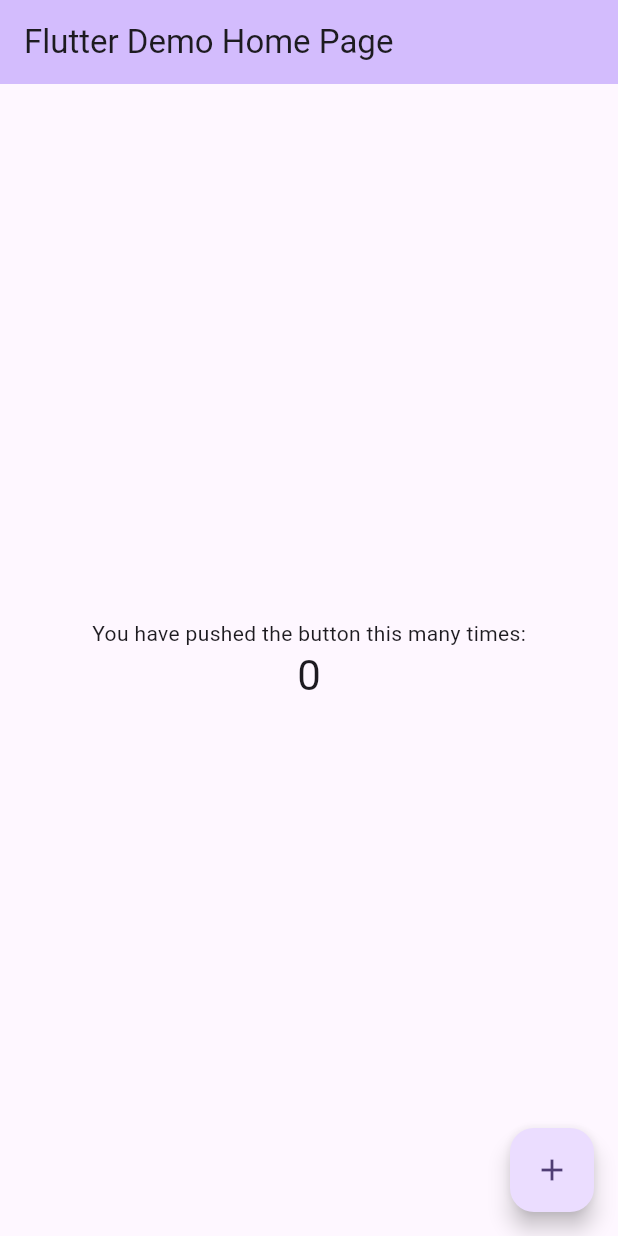
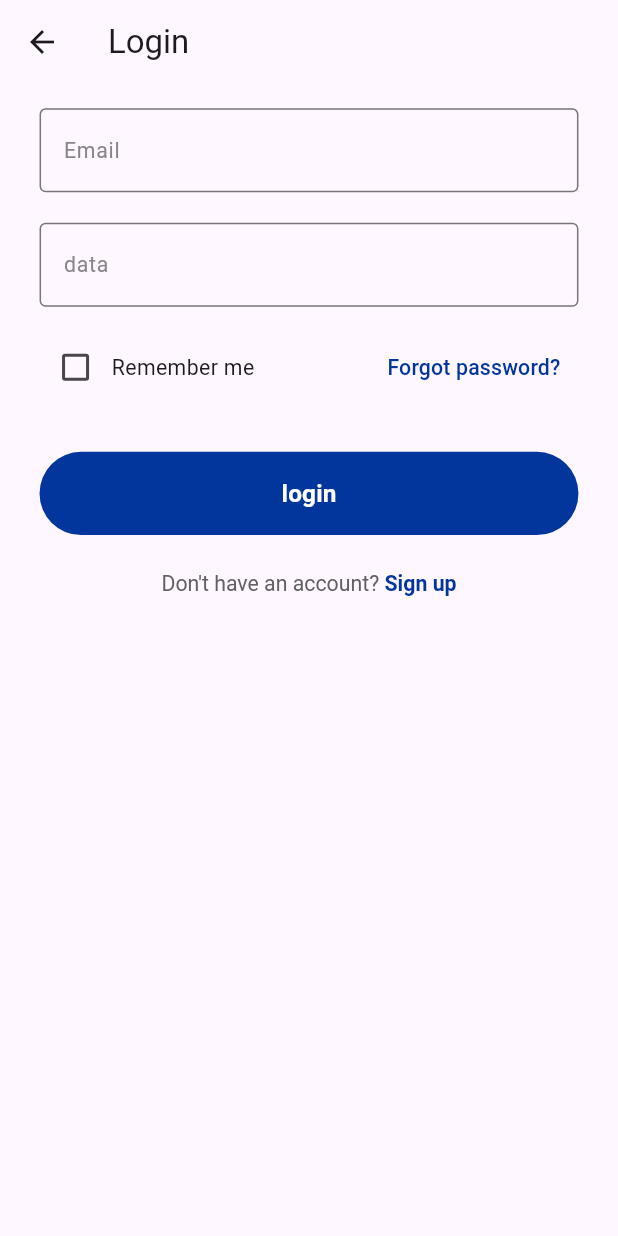
Before and after one commit to abanoub6/online-exam-app, a Flutter app: the screen it shows after launch, on a phone screen of 412 x 824 dp. Run offline on Flutter 3.47's test engine with Material 3 defaults, Android fonts, the phone set to English and light mode, and no system bars; our stand-ins replace bloc, dio, flutter_bloc, flutter_screenutil, flutter_secure_storage, get_it and 1 more.

Commit message:
add: dio interceptor , token services class , bloc observer , global widgets

```diff
--- a/lib/core/theme/app_theme.dart
+++ b/lib/core/theme/app_theme.dart
@@ -0,0 +1,15 @@
+import 'package:flutter/material.dart';
+import 'package:online_exam_app_v/core/theme/app_colors.dart';
+import 'package:online_exam_app_v/core/theme/app_text_styles.dart';
+
+class AppTheme {
+  static ThemeData lightTheme() => ThemeData(
+    inputDecorationTheme: InputDecorationTheme(
+      focusColor: AppColors.red,
+      hintStyle: AppTextStyles.s14w400(AppColors.gray),
+
+      border: OutlineInputBorder(borderSide: BorderSide(color: AppColors.gray)),
+      labelStyle: AppTextStyles.s14w400(AppColors.gray),
+    ),
+  );
+}
--- /dev/null
+++ b/lib/core/widgets/primary_button.dart
@@ -0,0 +1,41 @@
+import 'package:flutter/material.dart';
+import 'package:online_exam_app_v/core/theme/app_colors.dart';
+import 'package:online_exam_app_v/core/theme/app_text_styles.dart';
+import 'package:online_exam_app_v/core/theme/app_sizes.dart';
+
+class PrimaryButton extends StatelessWidget {
+  final VoidCallback? onPressed;
+  final String text;
+  final bool isLoading;
+
+  const PrimaryButton({
+    super.key,
+    required this.onPressed,
+    required this.text,
+    this.isLoading = false,
+  });
+
+  @override
+  Widget build(BuildContext context) {
+    return ElevatedButton(
+      onPressed: isLoading ? null : onPressed,
+      style: ElevatedButton.styleFrom(
+        backgroundColor: AppColors.blue,
+        foregroundColor: Colors.white,
+        padding: EdgeInsets.symmetric(vertical: AppSizes.h(16)),
+        shape: RoundedRectangleBorder(borderRadius: BorderRadius.circular(28)),
+        elevation: 0,
+      ),
+      child: isLoading
+          ? const SizedBox(
+              height: 20,
+              width: 20,
+              child: CircularProgressIndicator(
+                color: Colors.white,
+                strokeWidth: 2.5,
+              ),
+            )
+          : Text(text, style: AppTextStyles.s16w600(Colors.white)),
+    );
+  }
+}
--- /dev/null
+++ b/lib/core/widgets/rich_text_with_link.dart
@@ -0,0 +1,41 @@
+// lib/core/widgets/rich_text_with_link.dart
+import 'package:flutter/gestures.dart';
+import 'package:flutter/material.dart';
+import 'package:online_exam_app_v/core/theme/app_text_styles.dart';
+
+class RichTextWithLink extends StatelessWidget {
+  final String normalText;
+  final String linkText;
+  final VoidCallback onLinkTap;
+  final TextAlign? textAlign;
+  final Color? linkTextColor;
+
+  const RichTextWithLink({
+    super.key,
+    required this.normalText,
+    required this.linkText,
+    required this.onLinkTap,
+    this.textAlign,
+    this.linkTextColor,
+  });
+
+  @override
+  Widget build(BuildContext context) {
+    return RichText(
+      textAlign: textAlign ?? TextAlign.center,
+      text: TextSpan(
+        children: [
+          TextSpan(
+            text: normalText,
+            style: AppTextStyles.s14w400(Colors.grey.shade700),
+          ),
+          TextSpan(
+            text: linkText,
+            style: AppTextStyles.s14w600(linkTextColor),
+            recognizer: TapGestureRecognizer()..onTap = onLinkTap,
+          ),
+        ],
+      ),
+    );
+  }
+}
--- /dev/null
+++ b/lib/features/login/presentation/screens/login_screen.dart
@@ -0,0 +1,138 @@
+// lib/features/auth/presentation/pages/login_page.dart
+import 'package:flutter/material.dart';
+import 'package:online_exam_app_v/core/theme/app_colors.dart';
+import 'package:online_exam_app_v/core/theme/app_sizes.dart';
+import 'package:online_exam_app_v/core/theme/app_text_styles.dart';
+import 'package:online_exam_app_v/core/widgets/primary_button.dart';
+import 'package:online_exam_app_v/core/widgets/rich_text_with_link.dart';
+import 'package:online_exam_app_v/features/forget_password/presentation/screens/forget_password_screen.dart';
+import 'package:online_exam_app_v/features/home/presentation/screens/home_screen.dart';
+import 'package:online_exam_app_v/features/register/presentation/screens/register_screen.dart';
+
+class LoginScreen extends StatefulWidget {
+  static const String routeName = "login";
+  const LoginScreen({super.key});
+
+  @override
+  State<LoginScreen> createState() => _LoginScreenState();
+}
+
+class _LoginScreenState extends State<LoginScreen> {
+  final _emailController = TextEditingController();
+  final _passwordController = TextEditingController();
+  bool _rememberMe = false;
+  bool _isLoading = false;
+
+  @override
+  void dispose() {
+    _emailController.dispose();
+    _passwordController.dispose();
+    super.dispose();
+  }
+
+  void _login() {
+    setState(() => _isLoading = true);
+    Future.delayed(const Duration(seconds: 2), () {
+      setState(() => _isLoading = false);
+      Navigator.pushReplacementNamed(context, HomeScreen.routeName);
+    });
+  }
+
+  @override
+  Widget build(BuildContext context) {
+    return Scaffold(
+      appBar: AppBar(
+        title: const Text('Login'),
+        centerTitle: false,
+        leading: IconButton(
+          icon: const Icon(Icons.arrow_back),
+          onPressed: () => Navigator.pop(context),
+        ),
+      ),
+      body: SafeArea(
+        child: Padding(
+          padding: EdgeInsets.symmetric(
+            horizontal: AppSizes.w(24),
+            vertical: AppSizes.h(16),
+          ),
+          child: Column(
+            crossAxisAlignment: CrossAxisAlignment.stretch,
+            children: [
+              TextField(
+                controller: _emailController,
+                keyboardType: TextInputType.emailAddress,
+                decoration: InputDecoration(
+                  labelText: 'Email',
+                  hintText: 'Enter your email',
+                ),
+              ),
+
+              SizedBox(height: AppSizes.h(20)),
+              TextField(
+                controller: _passwordController,
+                obscureText: true,
+                decoration: InputDecoration(
+                  label: Text("data"),
+                  hintStyle: AppTextStyles.s14w400(AppColors.gray),
+                  hintText: 'Enter your password',
+                  border: OutlineInputBorder(
+                    borderSide: BorderSide(color: AppColors.gray),
+                  ),
+                ),
+              ),
+
+              SizedBox(height: AppSizes.h(16)),
+
+              // Remember me + Forgot password
+              Row(
+                mainAxisAlignment: MainAxisAlignment.spaceBetween,
+                children: [
+                  Row(
+                    children: [
+                      Checkbox(
+                        value: _rememberMe,
+                        onChanged: (value) {
+                          setState(() => _rememberMe = value ?? false);
+                        },
+                        activeColor: AppColors.blue,
+                      ),
+                      Text('Remember me', style: AppTextStyles.s14w400()),
+                    ],
+                  ),
+                  TextButton(
+                    onPressed: () {
+                      Navigator.pushNamed(
+                        context,
+                        ForgetPasswordScreen.routeName,
+                      );
+                    },
+                    child: Text(
+                      'Forgot password?',
+                      style: AppTextStyles.s14w500(AppColors.blue),
+                    ),
+                  ),
+                ],
+              ),
+
+              SizedBox(height: AppSizes.h(32)),
+
+              PrimaryButton(onPressed: _login, text: "login"),
+
+              SizedBox(height: AppSizes.h(24)),
+
+              RichTextWithLink(
+                linkTextColor: AppColors.blue,
+                normalText: "Don't have an account? ",
+                linkText: "Sign up",
+                onLinkTap: () {
+                  Navigator.pushNamed(context, RegisterScreen.routeName);
+                },
+                textAlign: TextAlign.center,
+              ),
+            ],
+          ),
+        ),
+      ),
+    );
+  }
+}
--- a/lib/main.dart
+++ b/lib/main.dart
@@ -1,130 +1,42 @@
 import 'package:flutter/material.dart';
+import 'package:flutter_bloc/flutter_bloc.dart';
 import 'package:flutter_screenutil/flutter_screenutil.dart';
 import 'package:online_exam_app_v/config/di/di.dart';
+import 'package:online_exam_app_v/config/observer/bloc_observer.dart';
+import 'package:online_exam_app_v/core/theme/app_theme.dart';
+import 'package:online_exam_app_v/features/forget_password/presentation/screens/forget_password_screen.dart';
+import 'package:online_exam_app_v/features/home/presentation/screens/home_screen.dart';
+import 'package:online_exam_app_v/features/login/presentation/screens/login_screen.dart';
+import 'package:online_exam_app_v/features/register/presentation/screens/register_screen.dart';
 
 void main() {
+  WidgetsFlutterBinding.ensureInitialized();
+  Bloc.observer = AppBlocObserver();
   configureDependencies();
   runApp(const MyApp());
 }
 
 class MyApp extends StatelessWidget {
   const MyApp({super.key});
-
-  // This widget is the root of your application.
   @override
   Widget build(BuildContext context) {
     return ScreenUtilInit(
-      designSize: const Size(375, 690),
+      designSize: const Size(375, 812),
       minTextAdapt: true,
       splitScreenMode: true,
-      child: MaterialApp(
-        title: 'Flutter Demo',
-        theme: ThemeData(
-          // This is the theme of your application.
-          //
-          // TRY THIS: Try running your application with "flutter run". You'll see
-          // the application has a purple toolbar. Then, without quitting the app,
-          // try changing the seedColor in the colorScheme below to Colors.green
-          // and then invoke "hot reload" (save your changes or press the "hot
-          // reload" button in a Flutter-supported IDE, or press "r" if you used
-          // the command line to start the app).
-          //
-          // Notice that the counter didn't reset back to zero; the application
-          // state is not lost during the reload. To reset the state, use hot
-          // restart instead.
-          //
-          // This works for code too, not just values: Most code changes can be
-          // tested with just a hot reload.
-          colorScheme: .fromSeed(seedColor: Colors.deepPurple),
-        ),
-        home: const MyHomePage(title: 'Flutter Demo Home Page'),
-      ),
+      builder: (context, child) {
+        return MaterialApp(
+          theme: AppTheme.lightTheme(),
+          debugShowCheckedModeBanner: false,
+          initialRoute: LoginScreen.routeName,
+          routes: {
+            LoginScreen.routeName: (context) => LoginScreen(),
+            RegisterScreen.routeName: (context) => RegisterScreen(),
+            ForgetPasswordScreen.routeName: (context) => ForgetPasswordScreen(),
+            HomeScreen.routeName: (context) => HomeScreen(),
+          },
+        );
+      },
     );
   }
 }
-
-class MyHomePage extends StatefulWidget {
-  const MyHomePage({super.key, required this.title});
-
-  // This widget is the home page of your application. It is stateful, meaning
-  // that it has a State object (defined below) that contains fields that affect
-  // how it looks.
-
-  // This class is the configuration for the state. It holds the values (in this
-  // case the title) provided by the parent (in this case the App widget) and
-  // used by the build method of the State. Fields in a Widget subclass are
-  // always marked "final".
-
-  final String title;
-
-  @override
-  State<MyHomePage> createState() => _MyHomePageState();
-}
-
-class _MyHomePageState extends State<MyHomePage> {
-  int _counter = 0;
-
-  void _incrementCounter() {
-    setState(() {
-      // This call to setState tells the Flutter framework that something has
-      // changed in this State, which causes it to rerun the build method below
-      // so that the display can reflect the updated values. If we changed
-      // _counter without calling setState(), then the build method would not be
-      // called again, and so nothing would appear to happen.
-      _counter++;
-    });
-  }
-
-  @override
-  Widget build(BuildContext context) {
-    // This method is rerun every time setState is called, for instance as done
-    // by the _incrementCounter method above.
-    //
-    // The Flutter framework has been optimized to make rerunning build methods
-    // fast, so that you can just rebuild anything that needs updating rather
-    // than having to individually change instances of widgets.
-    return Scaffold(
-      appBar: AppBar(
-        // TRY THIS: Try changing the color here to a specific color (to
-        // Colors.amber, perhaps?) and trigger a hot reload to see the AppBar
-        // change color while the other colors stay the same.
-        backgroundColor: Theme.of(context).colorScheme.inversePrimary,
-        // Here we take the value from the MyHomePage object that was created by
-        // the App.build method, and use it to set our appbar title.
-        title: Text(widget.title),
-      ),
-      body: Center(
-        // Center is a layout widget. It takes a single child and positions it
-        // in the middle of the parent.
-        child: Column(
-          // Column is also a layout widget. It takes a list of children and
-          // arranges them vertically. By default, it sizes itself to fit its
-          // children horizontally, and tries to be as tall as its parent.
-          //
-          // Column has various properties to control how it sizes itself and
-          // how it positions its children. Here we use mainAxisAlignment to
-          // center the children vertically; the main axis here is the vertical
-          // axis because Columns are vertical (the cross axis would be
-          // horizontal).
-          //
-          // TRY THIS: Invoke "debug painting" (choose the "Toggle Debug Paint"
-          // action in the IDE, or press "p" in the console), to see the
-          // wireframe for each widget.
-          mainAxisAlignment: .center,
-          children: [
-            const Text('You have pushed the button this many times:'),
-            Text(
-              '$_counter',
-              style: Theme.of(context).textTheme.headlineMedium,
-            ),
-          ],
-        ),
-      ),
-      floatingActionButton: FloatingActionButton(
-        onPressed: _incrementCounter,
-        tooltip: 'Increment',
-        child: const Icon(Icons.add),
-      ),
-    );
-  }
-}
--- a/pubspec.yaml
+++ b/pubspec.yaml
@@ -2,7 +2,7 @@ name: online_exam_app_v
 description: "A new Flutter project."
 # The following line prevents the package from being accidentally published to
 # pub.dev using `flutter pub publish`. This is preferred for private packages.
-publish_to: 'none' # Remove this line if you wish to publish to pub.dev
+publish_to: "none" # Remove this line if you wish to publish to pub.dev
 
 # The following defines the version and build number for your application.
 # A version number is three numbers separated by dots, like 1.2.43
@@ -41,7 +41,8 @@ dependencies:
   json_annotation: ^4.11.0
   flutter_secure_storage: ^10.0.0
   flutter_screenutil: ^5.9.3
-
+  dio: ^5.9.2
+  flutter_bloc: ^9.1.1
 
 dev_dependencies:
   flutter_test:
@@ -62,7 +63,6 @@ dev_dependencies:
 
 # The following section is specific to Flutter packages.
 flutter:
-
   # The following line ensures that the Material Icons font is
   # included with your application, so that you can use the icons in
   # the material Icons class.
```
Also changed, not shown: lib/config/dio/dio_interceptor.dart (added, +21 -0 lines), lib/config/dio/dio_module.dart (+9 -3 lines), lib/config/observer/bloc_observer.dart (added, +27 -0 lines), lib/config/storage/token_service.dart (added, +17 -0 lines), lib/core/theme/app_sizes.dart (+9 -61 lines), lib/features/forget_password/presentation/screens/forget_password_screen.dart (added, +18 -0 lines), lib/features/home/presentation/screens/home_screen.dart (added, +18 -0 lines), lib/features/register/presentation/screens/register_screen.dart (added, +18 -0 lines), lib/config/di/di.config.dart, pubspec.lock.
